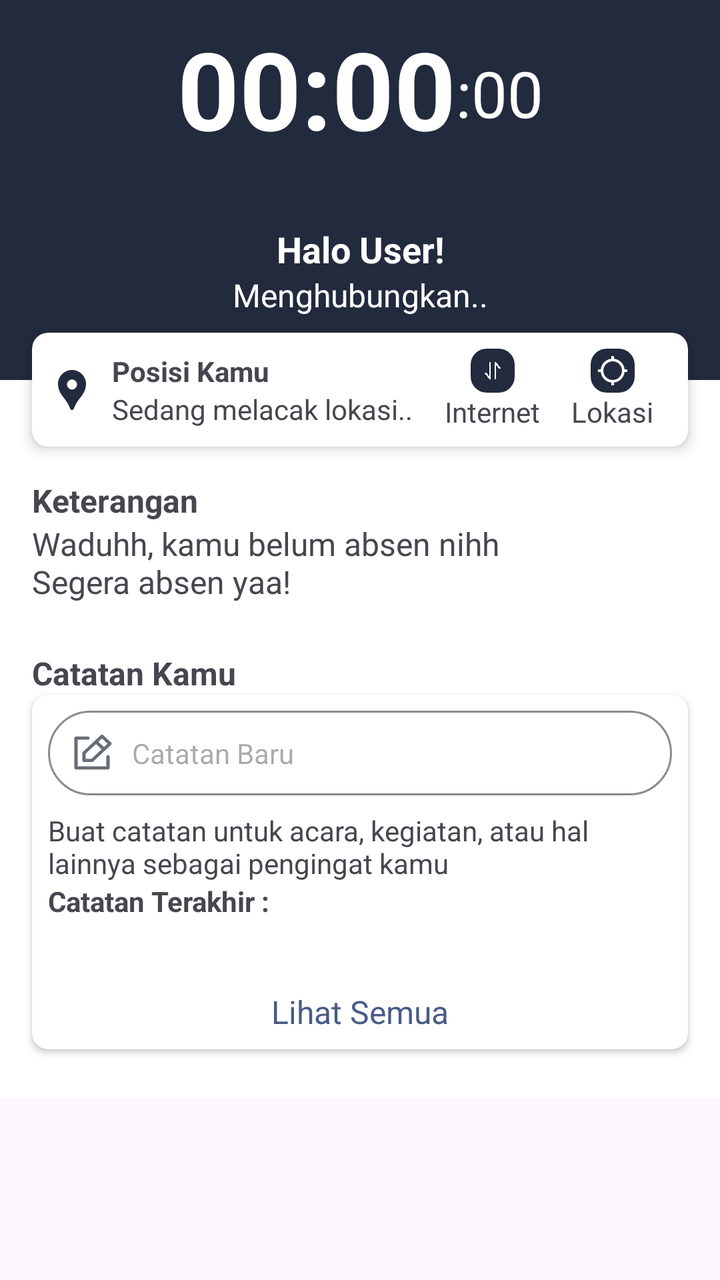
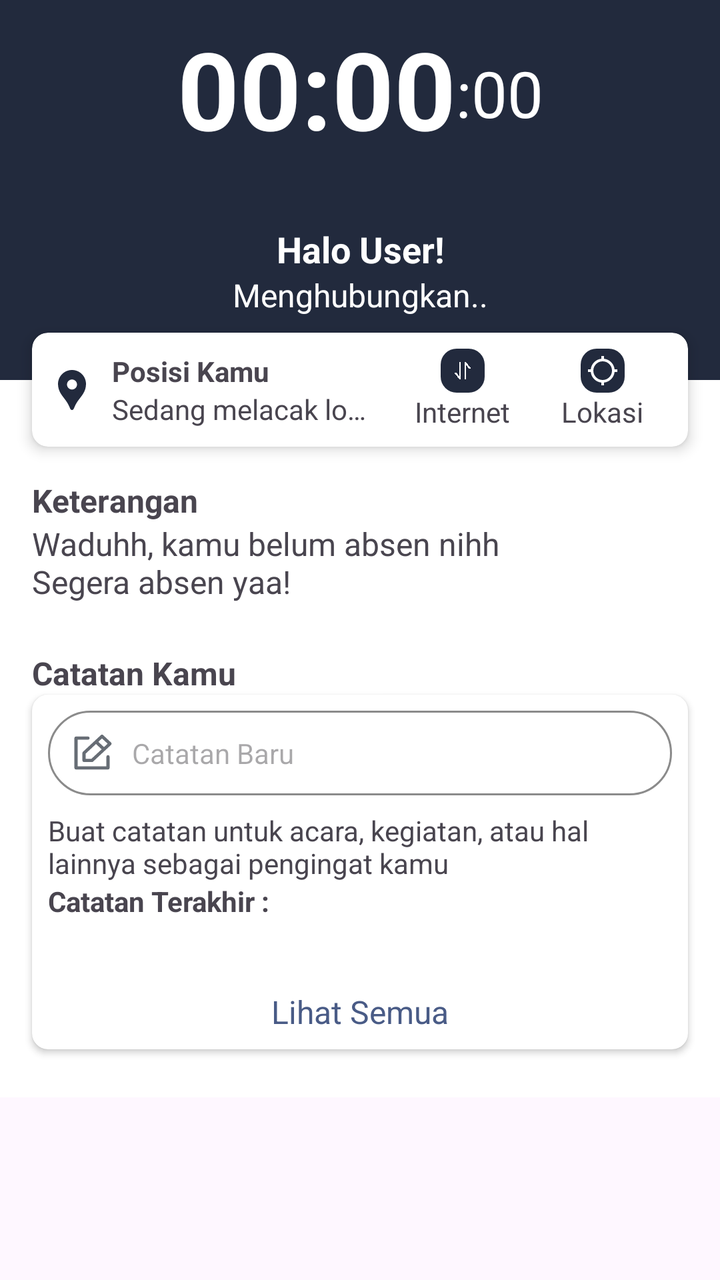

Screens rendered from an Android XML layout before and after an edit, with the pre-edit source and the edit as a unified diff.
<!-- AndroidManifest.xml: application theme Theme.TakumiScan -->
<!-- res/layout/fragment_home.xml -->
<?xml version="1.0" encoding="utf-8"?>
<ScrollView xmlns:android="http://schemas.android.com/apk/res/android"
    xmlns:app="http://schemas.android.com/apk/res-auto"
    xmlns:tools="http://schemas.android.com/tools"
    android:layout_width="match_parent"
    android:layout_height="match_parent"
    tools:context=".presentation.main.menu.home.HomeFragment">

    <androidx.constraintlayout.widget.ConstraintLayout
        android:layout_width="match_parent"
        android:background="@color/white"
        android:layout_height="wrap_content">

        <androidx.constraintlayout.widget.ConstraintLayout
            android:id="@+id/constraintLayout2"
            android:layout_width="match_parent"
            android:layout_height="190dp"
            android:background="@color/navy"
            app:layout_constraintEnd_toEndOf="parent"
            app:layout_constraintStart_toStartOf="parent"
            app:layout_constraintTop_toTopOf="parent"/>

        <TextView
            android:id="@+id/lblHourMinute"
            android:layout_width="wrap_content"
            android:layout_height="wrap_content"
            android:layout_marginTop="8dp"
            android:text="00:00"
            android:textAlignment="center"
            android:textColor="@color/white"
            android:textSize="54sp"
            android:textStyle="bold"
            app:layout_constraintEnd_toEndOf="parent"
            app:layout_constraintEnd_toStartOf="@+id/lblSecond"
            app:layout_constraintHorizontal_bias="0.5"
            app:layout_constraintHorizontal_chainStyle="packed"
            app:layout_constraintStart_toStartOf="parent"
            app:layout_constraintTop_toTopOf="parent" />

        <TextView
            android:id="@+id/lblSecond"
            android:layout_width="wrap_content"
            android:layout_height="wrap_content"
            android:layout_marginBottom="12dp"
            android:text=":00"
            android:textColor="@color/white"
            android:textSize="32sp"
            app:layout_constraintBottom_toBottomOf="@+id/lblHourMinute"
            app:layout_constraintEnd_toEndOf="parent"
            app:layout_constraintHorizontal_bias="0.5"
            app:layout_constraintStart_toEndOf="@+id/lblHourMinute" />

        <TextView
            android:id="@+id/lblHello"
            android:layout_width="wrap_content"
            android:layout_height="wrap_content"
            android:layout_marginStart="8dp"
            android:layout_marginEnd="8dp"
            android:text="Halo User!"
            android:textColor="@color/white"
            android:textSize="18sp"
            android:textStyle="bold"
            app:layout_constraintBottom_toTopOf="@+id/lblKoneksi"
            app:layout_constraintEnd_toEndOf="@+id/lblKoneksi"
            app:layout_constraintStart_toStartOf="@+id/lblKoneksi" />

        <androidx.cardview.widget.CardView
            android:id="@+id/cardView4"
            android:layout_width="match_parent"
            android:layout_height="wrap_content"
            android:layout_marginStart="16dp"
            android:layout_marginTop="-24dp"
            android:layout_marginEnd="16dp"
            app:cardBackgroundColor="@color/white"
            app:cardCornerRadius="8dp"
            app:cardElevation="4dp"
            app:layout_constraintEnd_toEndOf="parent"
            app:layout_constraintStart_toStartOf="parent"
            app:layout_constraintTop_toBottomOf="@+id/constraintLayout2">

            <androidx.constraintlayout.widget.ConstraintLayout
                android:layout_width="match_parent"
                android:layout_height="match_parent"
                android:layout_margin="8dp">

                <ImageView
                    android:id="@+id/imageView6"
                    android:layout_width="wrap_content"
                    android:layout_height="wrap_content"
                    android:src="@drawable/baseline_location_pin_24"
                    app:layout_constraintBottom_toBottomOf="@+id/lblLocation"
                    app:layout_constraintStart_toStartOf="parent"
                    app:layout_constraintTop_toTopOf="@+id/textView7"
                    app:tint="@color/navy" />

                <TextView
                    android:id="@+id/textView7"
                    android:layout_width="wrap_content"
                    android:layout_height="wrap_content"
                    android:layout_marginStart="8dp"
                    android:text="Posisi Kamu"
                    android:textSize="14sp"
                    android:textStyle="bold"
                    app:layout_constraintBottom_toTopOf="@+id/lblLocation"
                    app:layout_constraintStart_toEndOf="@+id/imageView6"
                    app:layout_constraintTop_toTopOf="parent"
                    app:layout_constraintVertical_chainStyle="packed" />

                <TextView
                    android:id="@+id/lblLocation"
                    android:layout_width="0dp"
                    android:layout_height="wrap_content"
                    android:layout_marginStart="8dp"
                    android:layout_marginEnd="8dp"
                    android:text="Sedang melacak lokasi.."
                    android:maxLines="1"
                    android:ellipsize="end"
                    android:textSize="14sp"
                    app:layout_constraintBottom_toBottomOf="parent"
                    app:layout_constraintEnd_toStartOf="@+id/linearLayout2"
                    app:layout_constraintStart_toEndOf="@+id/imageView6"
                    app:layout_constraintTop_toBottomOf="@+id/textView7" />

                <LinearLayout
                    android:id="@+id/linearLayout2"
                    android:layout_width="120dp"
                    android:layout_height="wrap_content"
                    android:orientation="horizontal"
                    app:layout_constraintEnd_toEndOf="parent"
                    app:layout_constraintTop_toTopOf="parent">

                    <androidx.constraintlayout.widget.ConstraintLayout
                        android:layout_width="match_parent"
                        android:layout_height="wrap_content"
                        android:layout_weight="1">

                        <ImageButton
                            android:id="@+id/btnCheckConnection"
                            android:layout_width="22dp"
                            android:layout_height="22dp"
                            android:adjustViewBounds="true"
                            android:background="@drawable/btn_border"
                            android:padding="4dp"
                            android:scaleType="fitCenter"
                            android:src="@drawable/cellular_data"
                            app:layout_constraintEnd_toEndOf="@id/textView21"
                            app:layout_constraintStart_toStartOf="@+id/textView21"
                            app:layout_constraintTop_toTopOf="parent"
                            app:tint="@color/white" />

                        <TextView
                            android:id="@+id/textView21"
                            android:layout_width="wrap_content"
                            android:layout_height="wrap_content"
                            android:text="Internet"
                            android:textSize="14sp"
                            app:layout_constraintEnd_toEndOf="parent"
                            app:layout_constraintStart_toStartOf="parent"
                            app:layout_constraintTop_toBottomOf="@+id/btnCheckConnection" />

                    </androidx.constraintlayout.widget.ConstraintLayout>

                    <androidx.constraintlayout.widget.ConstraintLayout
                        android:layout_width="match_parent"
                        android:layout_height="wrap_content"
                        android:layout_weight="1">

                        <ImageButton
                            android:id="@+id/btnSetLocation"
                            android:layout_width="22dp"
                            android:layout_height="22dp"
                            android:background="@drawable/btn_border"
                            android:padding="4dp"
                            android:src="@drawable/baseline_location_searching_24"
                            app:layout_constraintEnd_toEndOf="@id/textView8"
                            app:layout_constraintStart_toStartOf="@+id/textView8"
                            app:layout_constraintTop_toTopOf="parent"
                            app:tint="@color/white" />

                        <TextView
                            android:id="@+id/textView8"
                            android:layout_width="wrap_content"
                            android:layout_height="wrap_content"
                            android:text="Lokasi"
                            android:textSize="14sp"
                            app:layout_constraintEnd_toEndOf="parent"
                            app:layout_constraintStart_toStartOf="parent"
                            app:layout_constraintTop_toBottomOf="@+id/btnSetLocation" />

                    </androidx.constraintlayout.widget.ConstraintLayout>

                </LinearLayout>

            </androidx.constraintlayout.widget.ConstraintLayout>
        </androidx.cardview.widget.CardView>

        <TextView
            android:id="@+id/textView9"
            android:layout_width="wrap_content"
            android:layout_height="wrap_content"
            android:layout_marginStart="16dp"
            android:layout_marginTop="16dp"
            android:text="Keterangan "
            android:textStyle="bold"
            app:layout_constraintStart_toStartOf="parent"
            app:layout_constraintTop_toBottomOf="@+id/cardView4" />

        <TextView
            android:id="@+id/lblKeterangan"
            android:layout_width="wrap_content"
            android:layout_height="wrap_content"
            android:layout_marginStart="16dp"
            android:text="Waduhh, kamu belum absen nihh\nSegera absen yaa!"
            app:layout_constraintStart_toStartOf="parent"
            app:layout_constraintTop_toBottomOf="@+id/textView9" />

        <TextView
            android:id="@+id/lblKoneksi"
            android:layout_width="wrap_content"
            android:layout_height="wrap_content"
            android:layout_marginStart="8dp"
            android:layout_marginEnd="8dp"
            android:layout_marginBottom="8dp"
            android:text="Menghubungkan.."
            android:textColor="@color/white"
            app:layout_constraintBottom_toTopOf="@+id/cardView4"
            app:layout_constraintEnd_toEndOf="parent"
            app:layout_constraintStart_toStartOf="parent" />

        <TextView
            android:id="@+id/lblDenah"
            android:layout_width="wrap_content"
            android:layout_height="wrap_content"
            android:layout_marginStart="16dp"
            android:layout_marginTop="24dp"
            android:text="Denah Sekolah"
            android:visibility="gone"
            android:textStyle="bold"
            app:layout_constraintStart_toStartOf="parent"
            app:layout_constraintTop_toBottomOf="@+id/lblKeterangan" />

        <ScrollView
            android:id="@+id/scrollDenah"
            android:layout_width="wrap_content"
            android:visibility="gone"
            android:layout_height="wrap_content"
            android:orientation="horizontal"
            app:layout_constraintEnd_toEndOf="parent"
            app:layout_constraintStart_toStartOf="parent"
            app:layout_constraintTop_toBottomOf="@+id/lblDenah">

            <LinearLayout
                android:layout_width="match_parent"
                android:layout_height="wrap_content"
                android:orientation="vertical">

                <ImageView
                    android:id="@+id/imageView16"
                    android:layout_width="wrap_content"
                    android:layout_height="wrap_content"
                    android:adjustViewBounds="true"
                    android:src="@drawable/denah_24_x4" />
            </LinearLayout>
        </ScrollView>

        <TextView
            android:id="@+id/textView12"
            android:layout_width="wrap_content"
            android:layout_height="wrap_content"
            android:layout_marginStart="16dp"
            android:layout_marginTop="24dp"
            android:text="Catatan Kamu"
            android:textStyle="bold"
            app:layout_constraintStart_toStartOf="parent"
            app:layout_constraintTop_toBottomOf="@+id/scrollDenah" />

        <androidx.cardview.widget.CardView
            android:layout_width="match_parent"
            android:layout_height="wrap_content"
            android:layout_marginStart="16dp"
            android:layout_marginEnd="16dp"
            android:layout_marginBottom="24dp"
            app:layout_constraintBottom_toBottomOf="parent"
            app:cardCornerRadius="8dp"
            app:cardElevation="2dp"
            app:layout_constraintEnd_toEndOf="parent"
            app:layout_constraintStart_toStartOf="parent"
            app:layout_constraintTop_toBottomOf="@+id/textView12">

            <androidx.constraintlayout.widget.ConstraintLayout
                android:layout_width="match_parent"
                android:layout_margin="8dp"
                android:layout_height="match_parent">

                <TextView
                    android:id="@+id/lblEmpty"
                    android:layout_width="wrap_content"
                    android:layout_height="wrap_content"
                    android:layout_marginTop="8dp"
                    android:layout_marginBottom="8dp"
                    android:text="Catatan kamu masih kosong.."
                    android:visibility="invisible"
                    android:textSize="14sp"
                    app:layout_constraintBottom_toTopOf="@id/lblShowNotes"
                    app:layout_constraintEnd_toEndOf="parent"
                    app:layout_constraintStart_toStartOf="parent"
                    app:layout_constraintTop_toBottomOf="@+id/textView16" />

                <EditText
                    android:id="@+id/tbAddNote"
                    android:layout_width="0dp"
                    android:textSize="14sp"
                    android:layout_height="wrap_content"
                    android:background="@drawable/tb_add_note_border"
                    android:drawableStart="@drawable/add_note"
                    android:drawablePadding="8dp"
                    android:ems="10"
                    android:focusable="false"
                    android:focusableInTouchMode="false"
                    android:hint="Catatan Baru"
                    android:inputType="text"
                    android:padding="10dp"
                    app:layout_constraintEnd_toEndOf="parent"
                    app:layout_constraintStart_toStartOf="parent"
                    app:layout_constraintTop_toTopOf="parent" />

                <TextView
                    android:id="@+id/textView14"
                    android:layout_width="wrap_content"
                    android:layout_height="wrap_content"
                    android:layout_marginTop="8dp"
                    android:textSize="14sp"
                    android:text="Buat catatan untuk acara, kegiatan, atau hal lainnya sebagai pengingat kamu"
                    app:layout_constraintStart_toStartOf="parent"
                    app:layout_constraintTop_toBottomOf="@+id/tbAddNote" />

                <TextView
                    android:id="@+id/textView16"
                    android:layout_width="wrap_content"
                    android:layout_height="wrap_content"
                    android:text="Catatan Terakhir :"
                    android:textSize="14sp"
                    android:textStyle="bold"
                    app:layout_constraintStart_toStartOf="parent"
                    app:layout_constraintTop_toBottomOf="@+id/textView14" />

                <androidx.recyclerview.widget.RecyclerView
                    android:id="@+id/rvNotes"
                    android:layout_width="0dp"
                    android:layout_height="wrap_content"
                    android:layout_marginTop="8dp"
                    android:layout_marginBottom="8dp"
                    app:layout_constraintBottom_toTopOf="@id/lblShowNotes"
                    app:layout_constraintEnd_toEndOf="parent"
                    app:layout_constraintStart_toStartOf="parent"
                    app:layout_constraintTop_toBottomOf="@+id/textView16" />

                <TextView
                    android:id="@+id/lblShowNotes"
                    android:layout_width="0dp"
                    android:layout_height="wrap_content"
                    android:text="Lihat Semua"
                    android:textAlignment="center"
                    android:textColor="@color/light_navy"
                    app:layout_constraintBottom_toBottomOf="parent"
                    app:layout_constraintEnd_toEndOf="parent"
                    app:layout_constraintStart_toStartOf="parent" />
            </androidx.constraintlayout.widget.ConstraintLayout>
        </androidx.cardview.widget.CardView>

    </androidx.constraintlayout.widget.ConstraintLayout>
</ScrollView>
<!-- resources referenced by this layout -->
<resources>
  <color name="light_navy">#495b86</color>
  <color name="navy">#222A3D</color>
  <color name="white">#FFFFFFFF</color>
  <!-- drawable add_note (drawable) -->
  <vector xmlns:android="http://schemas.android.com/apk/res/android" android:height="22.4dp" android:viewportHeight="28" android:viewportWidth="30" android:width="24dp">
        
      <path android:fillColor="#00000000" android:pathData="M17.5,7L10,14V18.667H15L22.5,11.667M17.5,7L21.25,3.5L26.25,8.167L22.5,11.667M17.5,7L22.5,11.667M12.5,4.667L5,4.667L5,23.333L25,23.333V16.333" android:strokeColor="#676D75" android:strokeLineCap="round" android:strokeLineJoin="round" android:strokeWidth="2"/>
      
  </vector>
  <!-- drawable baseline_location_pin_24 (drawable) -->
  <vector xmlns:android="http://schemas.android.com/apk/res/android" android:height="24dp" android:tint="#000000" android:viewportHeight="24" android:viewportWidth="24" android:width="24dp">
        
      <path android:fillColor="@android:color/white" android:pathData="M12,2L12,2C8.13,2 5,5.13 5,9c0,1.74 0.5,3.37 1.41,4.84c0.95,1.54 2.2,2.86 3.16,4.4c0.47,0.75 0.81,1.45 1.17,2.26C11,21.05 11.21,22 12,22h0c0.79,0 1,-0.95 1.25,-1.5c0.37,-0.81 0.7,-1.51 1.17,-2.26c0.96,-1.53 2.21,-2.85 3.16,-4.4C18.5,12.37 19,10.74 19,9C19,5.13 15.87,2 12,2zM12,11.75c-1.38,0 -2.5,-1.12 -2.5,-2.5s1.12,-2.5 2.5,-2.5s2.5,1.12 2.5,2.5S13.38,11.75 12,11.75z"/>
      
  </vector>
  <!-- drawable baseline_location_searching_24 (drawable) -->
  <vector xmlns:android="http://schemas.android.com/apk/res/android" android:height="16dp" android:tint="#000000" android:viewportHeight="24" android:viewportWidth="24" android:width="16dp">
        
      <path android:fillColor="@android:color/white" android:pathData="M20.94,11c-0.46,-4.17 -3.77,-7.48 -7.94,-7.94V1h-2v2.06C6.83,3.52 3.52,6.83 3.06,11H1v2h2.06c0.46,4.17 3.77,7.48 7.94,7.94V23h2v-2.06c4.17,-0.46 7.48,-3.77 7.94,-7.94H23v-2h-2.06zM12,19c-3.87,0 -7,-3.13 -7,-7s3.13,-7 7,-7 7,3.13 7,7 -3.13,7 -7,7z"/>
      
  </vector>
  <!-- drawable btn_border (drawable) -->
  <?xml version="1.0" encoding="utf-8"?>
  <shape xmlns:android="http://schemas.android.com/apk/res/android">
      <solid android:color="@color/navy"/>
      <corners android:radius="8dp"/>
  </shape>
  <!-- drawable cellular_data: png bitmap (drawable, 5036 bytes) -->
  <!-- drawable denah_24_x4: png bitmap (drawable, 460202 bytes) -->
  <!-- drawable tb_add_note_border (drawable) -->
  <?xml version="1.0" encoding="utf-8"?>
  <shape xmlns:android="http://schemas.android.com/apk/res/android">
      <corners android:radius="24dp" />
      <stroke android:color="@color/gray" android:width="1dp"/>
  </shape>
  <style name="Theme.TakumiScan" parent="Base.Theme.TakumiScan" />
  <color name="gray">#8B8B8B</color>
  <style name="Base.Theme.TakumiScan" parent="Theme.Material3.Light.NoActionBar">
          
          <item name="colorPrimary">@color/navy</item>
          <item name="colorOnPrimary">@color/white</item>
          <item name="colorSecondaryContainer">@color/light_navy</item>
          <item name="android:windowTranslucentStatus">false</item>
          <item name="android:windowLightStatusBar">true</item>
          <item name="android:statusBarColor">@color/transparent</item>
          <item name="android:textSize">16sp</item>
          <item name="fontFamily">@font/poppins_regular</item>
      </style>
  <color name="transparent">#00000000</color>
</resources>

<!-- the commit's change to res/layout/fragment_home.xml (unified diff, before → after) -->
@@ -54,8 +54,10 @@
             android:id="@+id/lblHello"
             android:layout_width="wrap_content"
             android:layout_height="wrap_content"
-            android:layout_marginStart="8dp"
-            android:layout_marginEnd="8dp"
+            android:layout_marginStart="16dp"
+            android:layout_marginEnd="16dp"
+            android:ellipsize="end"
+            android:maxLines="1"
             android:text="Halo User!"
             android:textColor="@color/white"
             android:textSize="18sp"
@@ -123,7 +125,7 @@
 
                 <LinearLayout
                     android:id="@+id/linearLayout2"
-                    android:layout_width="120dp"
+                    android:layout_width="140dp"
                     android:layout_height="wrap_content"
                     android:orientation="horizontal"
                     app:layout_constraintEnd_toEndOf="parent"
